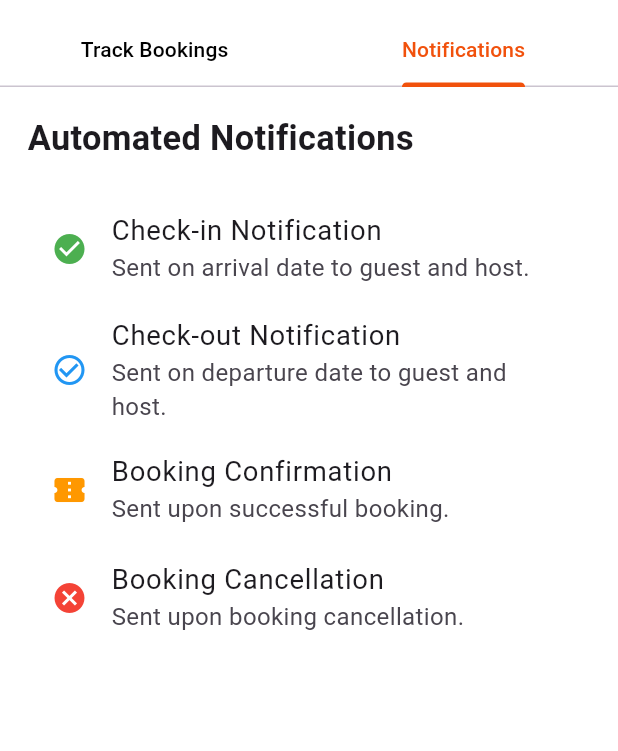
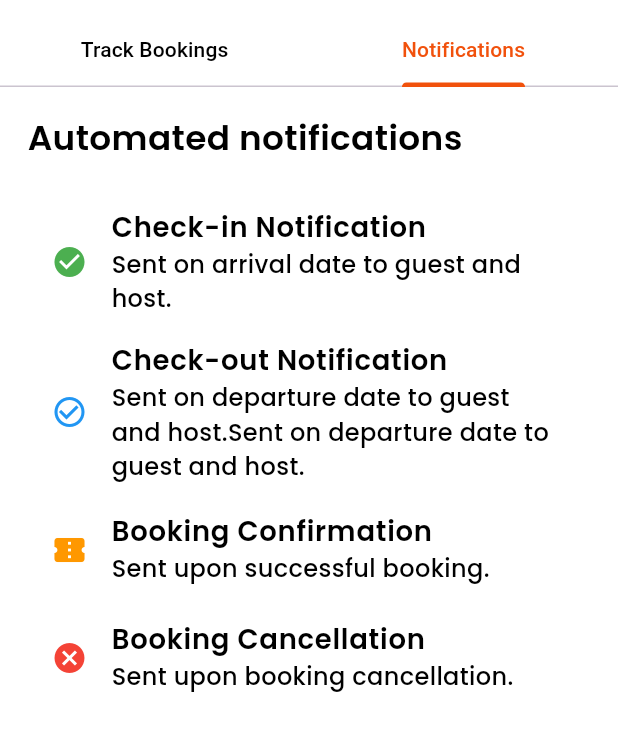
Before and after one commit to wajehafatima/air-bnb, a Flutter app: the BookingManagement screen opened directly, tab 2 chosen, on a phone screen of 412 x 824 dp, the part 69-820 px from its top. Run offline on Flutter 3.47's test engine with Material 3 defaults, Android fonts, the phone set to English and light mode, and no system bars; our stand-ins replace country_picker, fl_chart, flutter_screenutil, google_fonts, google_maps_flutter, matcher.

Commit message:
dushman sir

```diff
--- a/lib/admin_views/admin-home-view/booking-management-view/booking-management-view.dart
+++ b/lib/admin_views/admin-home-view/booking-management-view/booking-management-view.dart
@@ -74,20 +74,20 @@ class TrackBookingsTab extends StatelessWidget {
             elevation: 5,
             margin: EdgeInsets.symmetric(vertical: 8.0.h),
             child: ListTile(
-              title: Text('Booking #${index + 1}',
-                  style:
-                      TextStyle(fontSize: 18.sp, fontWeight: FontWeight.bold)),
-              subtitle: Text('Details about booking #${index + 1}',
-                  style: TextStyle(fontSize: 14.sp)),
+              title: Primarytext(text: 'Booking #${index + 1}',
+                  textColor: appColors.blacktext,
+                      fontSize: 18.sp, fontWeight: FontWeight.w600),
+              subtitle: Primarytext(text: 'Details about booking #${index + 1}',textColor: appColors.blacktext,fontWeight: FontWeight.w400,
+                 fontSize: 14.sp,),
               trailing: Row(
                 mainAxisSize: MainAxisSize.min,
                 children: [
                   IconButton(
-                    icon: Icon(Icons.edit, color: appColors.secondary),
+                    icon: Icon(Icons.edit, color: appColors.grey),
                     onPressed: () {},
                   ),
                   IconButton(
-                    icon: Icon(Icons.delete, color: Colors.red),
+                    icon: Icon(Icons.delete, color: appColors.secondary),
                     onPressed: () {},
                   ),
                 ],
@@ -108,36 +108,39 @@ class NotificationsTab extends StatelessWidget {
       child: Column(
         crossAxisAlignment: CrossAxisAlignment.start,
         children: [
-          Text('Automated Notifications',
-              style: TextStyle(fontSize: 20.sp, fontWeight: FontWeight.bold)),
+          Primarytext(text: 'Automated notifications', fontSize:20.sp, fontWeight:FontWeight.w600,
+              textColor: appColors.blacktext
+          ),
           SizedBox(height: 16.h),
           ListTile(
             leading: Icon(Icons.check_circle, color: Colors.green),
-            title: Text('Check-in Notification',
-                style: TextStyle(fontSize: 16.sp)),
-            subtitle: Text('Sent on arrival date to guest and host.',
-                style: TextStyle(fontSize: 14.sp)),
+            title: Primarytext(text: 'Check-in Notification', fontSize: 16.sp, fontWeight: FontWeight.w600,
+                textColor: appColors.blacktext),
+            subtitle: Primarytext(text: 'Sent on arrival date to guest and host.', fontSize: 14.sp, fontWeight:FontWeight.w500,
+                textColor:appColors.blacktext),
           ),
           ListTile(
             leading: Icon(Icons.check_circle_outline, color: Colors.blue),
-            title: Text('Check-out Notification',
-                style: TextStyle(fontSize: 16.sp)),
-            subtitle: Text('Sent on departure date to guest and host.',
-                style: TextStyle(fontSize: 14.sp)),
+            title: Primarytext(text:'Check-out Notification',
+                fontSize: 16.sp,textColor: appColors.blacktext,fontWeight: FontWeight.w600),
+            subtitle: Primarytext(text: 'Sent on departure date to guest and host.''Sent on departure date to guest and host.',
+                fontSize: 14.sp, fontWeight: FontWeight.w500, textColor: appColors.blacktext)
           ),
           ListTile(
             leading: Icon(Icons.confirmation_num, color: Colors.orange),
             title:
-                Text('Booking Confirmation', style: TextStyle(fontSize: 16.sp)),
-            subtitle: Text('Sent upon successful booking.',
-                style: TextStyle(fontSize: 14.sp)),
-          ),
+               Primarytext(text: 'Booking Confirmation', fontSize: 16.sp, fontWeight: FontWeight.w600,
+                   textColor: appColors.blacktext),
+            subtitle: Primarytext(text: 'Sent upon successful booking.', fontSize: 14.sp, fontWeight: FontWeight.w500,
+                textColor: appColors.blacktext)),
+
           ListTile(
             leading: Icon(Icons.cancel, color: Colors.red),
             title:
-                Text('Booking Cancellation', style: TextStyle(fontSize: 16.sp)),
-            subtitle: Text('Sent upon booking cancellation.',
-                style: TextStyle(fontSize: 14.sp)),
+               Primarytext(text: 'Booking Cancellation', fontSize: 16.sp, fontWeight: FontWeight.w600,
+                   textColor: appColors.blacktext),
+            subtitle:Primarytext(text: 'Sent upon booking cancellation.', fontSize: 14.sp, fontWeight: FontWeight.w500,
+                textColor:appColors.blacktext),
           ),
         ],
       ),
--- a/lib/main.dart
+++ b/lib/main.dart
@@ -1,4 +1,5 @@
 import 'package:air_bnb/admin_views/admin-home-view/admin_home_view.dart';
+import 'package:air_bnb/admin_views/admin-home-view/booking-management-view/booking-management-view.dart';
 import 'package:air_bnb/admin_views/admin-home-view/listing-management-view/listing-view.dart';
 import 'package:air_bnb/admin_views/admin-home-view/manageent-views/managementView.dart';
 import 'package:air_bnb/src/view/auth_view/signupView/signupView.dart';
@@ -62,7 +63,8 @@ class MyApp extends StatelessWidget {
               colorScheme: ColorScheme.fromSeed(seedColor: Colors.deepPurple),
               useMaterial3: true,
             ),
-            home: Listingview()
+            home: //Listingview()
+         BookingManagement()
             //AdminHomeView()
 //UserManagementView()
                 //Editprofileview()
```
